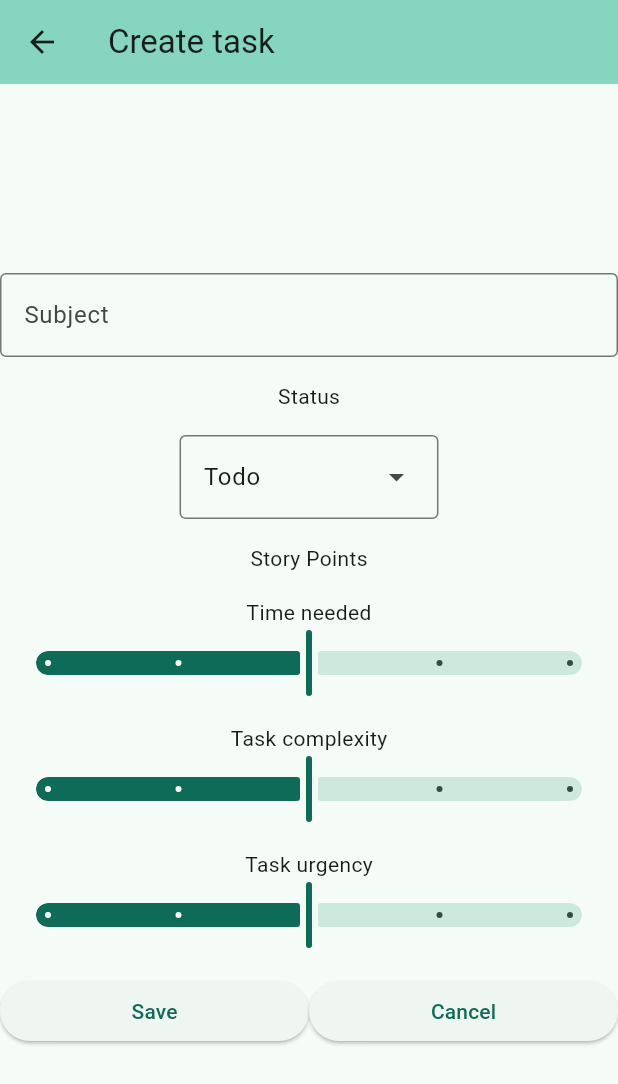
After one commit to Amelie-png/tomatodo, a Flutter app: the screen it shows after launch, after a tap on the "add" icon, on a phone screen of 412 x 824 dp. The commit adds this screen. Shown: the top 1084 px of the screen. Run offline on Flutter 3.47's test engine with Material 3 defaults, Android fonts, the phone set to English and light mode, and no system bars.

Commit message:
feat: slider widgets

```diff
--- a/lib/main.dart
+++ b/lib/main.dart
@@ -1,5 +1,5 @@
 import 'package:flutter/material.dart';
-import '../screens/task_list.dart';
+import 'package:tomatodo/screens/task_list.dart';
 
 void main() {
   runApp(const TomatodoApp());
@@ -24,7 +24,7 @@ class TomatodoApp extends StatelessWidget {
       title: 'Tomatodo',
       theme: ThemeData(
         // This is the theme of the application.
-        colorScheme: .fromSeed(seedColor: const Color.fromARGB(255, 76, 97, 175)),
+        colorScheme: .fromSeed(seedColor: const Color.fromARGB(255, 190, 235, 220)),
         useMaterial3: true
       ),
       home: const TaskList(),
--- /dev/null
+++ b/lib/screens/create_task.dart
@@ -0,0 +1,120 @@
+import 'dart:collection';
+
+import 'package:flutter/material.dart';
+import 'package:tomatodo/screens/task_list.dart';
+import 'package:tomatodo/widgets/task_points_slider.dart';
+import '../models/story_points.dart';
+import '../models/task.dart';
+
+class CreateTask extends StatefulWidget {
+  const CreateTask({super.key});
+
+  @override
+  State<CreateTask> createState() => _CreateTaskState();
+}
+
+const List<String> list = <String>[
+  'Todo',
+  'In Progress',
+  'Finalized',
+  'Completed',
+];
+typedef MenuEntry = DropdownMenuEntry<String>;
+
+class _CreateTaskState extends State<CreateTask> {
+  static final List<MenuEntry> dropdownEntries =
+      UnmodifiableListView<MenuEntry>(
+        list.map<MenuEntry>(
+          (String name) => MenuEntry(value: name, label: name),
+        ),
+      );
+  String dropdownValue = list.first;
+
+  double _currentTimePoints = 3;
+  double _currentComplexityPoints = 3;
+  double _currentUrgencyPoints = 3;
+
+  @override
+  Widget build(BuildContext context) {
+    return Scaffold(
+      appBar: AppBar(
+        backgroundColor: Theme.of(context).colorScheme.inversePrimary,
+        title: Text('Create task'),
+      ),
+      body: Column(
+        mainAxisAlignment: MainAxisAlignment.center,
+        spacing: 16,
+        children: [
+          const TextField(
+            decoration: InputDecoration(
+              labelText: 'Subject',
+              hintText: 'Enter task subject',
+              border: OutlineInputBorder(),
+            ),
+          ),
+          const Text('Status'),
+          DropdownMenu<String>(
+            initialSelection: list.first,
+            onSelected: (String? value) {
+              // This is called when the user selects an item.
+              setState(() {
+                dropdownValue = value!;
+              });
+            },
+            dropdownMenuEntries: dropdownEntries,
+          ),
+          const Text('Story Points'),
+          TaskPointsSlider(
+            title: 'Time needed',
+            currentValue: _currentTimePoints,
+            onChanged: (double value) {
+              setState(() {
+                _currentTimePoints = value;
+              });
+            },
+          ),
+          TaskPointsSlider(
+            title: 'Task complexity',
+            currentValue: _currentComplexityPoints,
+            onChanged: (double value) {
+              setState(() {
+                _currentComplexityPoints = value;
+              });
+            },
+          ),
+          TaskPointsSlider(
+            title: 'Task urgency',
+            currentValue: _currentUrgencyPoints,
+            onChanged: (double value) {
+              setState(() {
+                _currentUrgencyPoints = value;
+              });
+            },
+          ),
+          Row(
+            children: [
+              Expanded(
+                child: ElevatedButton(
+                  child: const Text('Save'),
+                  onPressed: () {
+                    // Navigate to task list with task
+                    Navigator.pop(context);
+                  },
+                ),
+              ),
+              Expanded(
+                child: ElevatedButton(
+                  child: const Text('Cancel'),
+                  onPressed: () {
+                    // Navigate to task list without task
+                    Navigator.pop(context);
+                  },
+                ),
+              ),
+            ],
+          ),
+        ],
+      ),
+    );
+  }
+}
--- a/lib/screens/task_list.dart
+++ b/lib/screens/task_list.dart
@@ -1,5 +1,6 @@
 import 'package:flutter/material.dart';
-import 'package:tomatodo/models/story_points.dart';
+import 'package:tomatodo/screens/create_task.dart';
+import '../models/story_points.dart';
 import '../models/task.dart';
 import '../widgets/task_list_col.dart';
 
@@ -46,6 +47,10 @@ class _TaskListState extends State<TaskList> {
   @override
   Widget build(BuildContext context) {
     return Scaffold(
+      appBar: AppBar(
+        backgroundColor: Theme.of(context).colorScheme.inversePrimary,
+        title: Text('Task List'),
+      ),
       body: Row(
         children: [
           Expanded(
@@ -62,6 +67,20 @@ class _TaskListState extends State<TaskList> {
           ),
         ],
       ),
+      bottomNavigationBar: BottomAppBar(
+        shape: const CircularNotchedRectangle(),
+        child: Container(height: 50.0),
+      ),
+      floatingActionButton: FloatingActionButton(
+        onPressed: () {
+          Navigator.push(
+            context,
+            MaterialPageRoute<void>(builder: (context) => const CreateTask()),
+          );
+        },
+        child: const Icon(Icons.add),
+      ),
+      floatingActionButtonLocation: FloatingActionButtonLocation.centerDocked,
     );
   }
 }
--- a/lib/widgets/task_list_col.dart
+++ b/lib/widgets/task_list_col.dart
@@ -19,7 +19,7 @@ class TaskListColumn extends StatelessWidget {
             itemBuilder: (BuildContext context, int index) {
               return Container(
                 height: 50,
-                color: const Color.fromARGB(255, 114, 157, 255),
+                color: const Color.fromARGB(255, 190, 235, 220),
                 child: Center(child: Text(tasks[index].title)),
               );
             },
--- /dev/null
+++ b/lib/widgets/task_points_slider.dart
@@ -0,0 +1,32 @@
+import 'package:flutter/material.dart';
+
+class TaskPointsSlider extends StatelessWidget {
+  final String title;
+  final double currentValue;
+  final ValueChanged<double> onChanged;
+
+  const TaskPointsSlider({
+    super.key,
+    required this.title,
+    required this.currentValue,
+    required this.onChanged,
+  });
+
+  @override
+  Widget build(BuildContext context) {
+    return Column(
+      children: [
+        Text(title),
+        Slider(
+          year2023: false,
+          value: currentValue,
+          max: 5,
+          min: 1,
+          divisions: 4,
+          label: currentValue.round().toString(),
+          onChanged: onChanged,
+        ),
+      ],
+    );
+  }
+}
```
